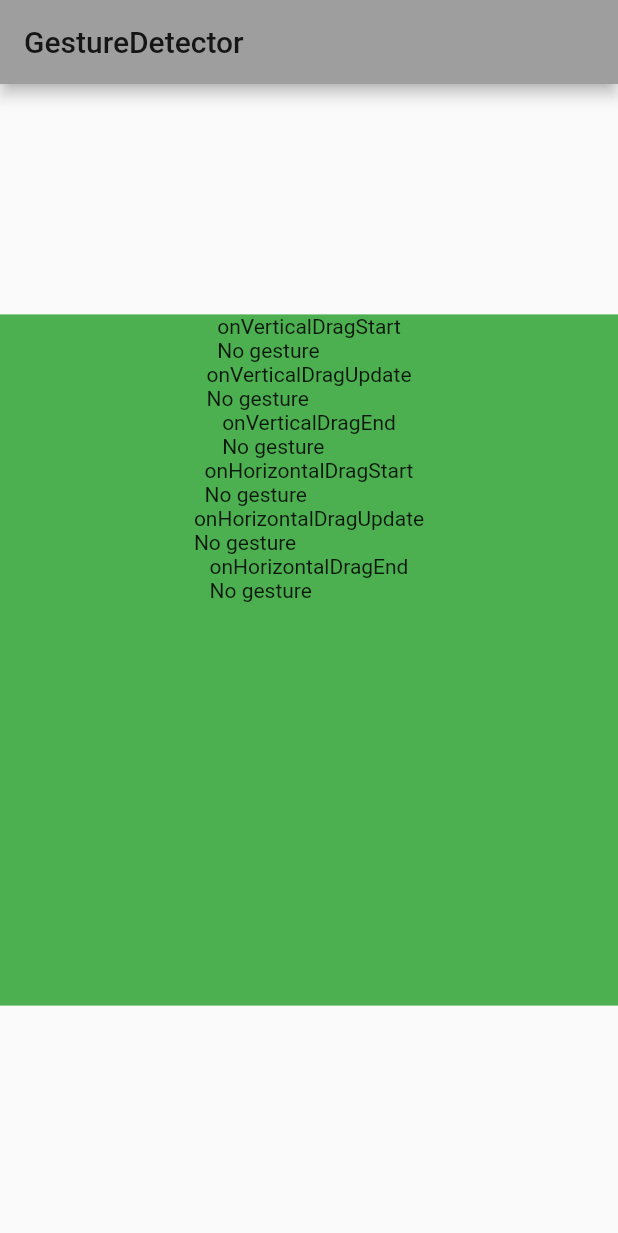
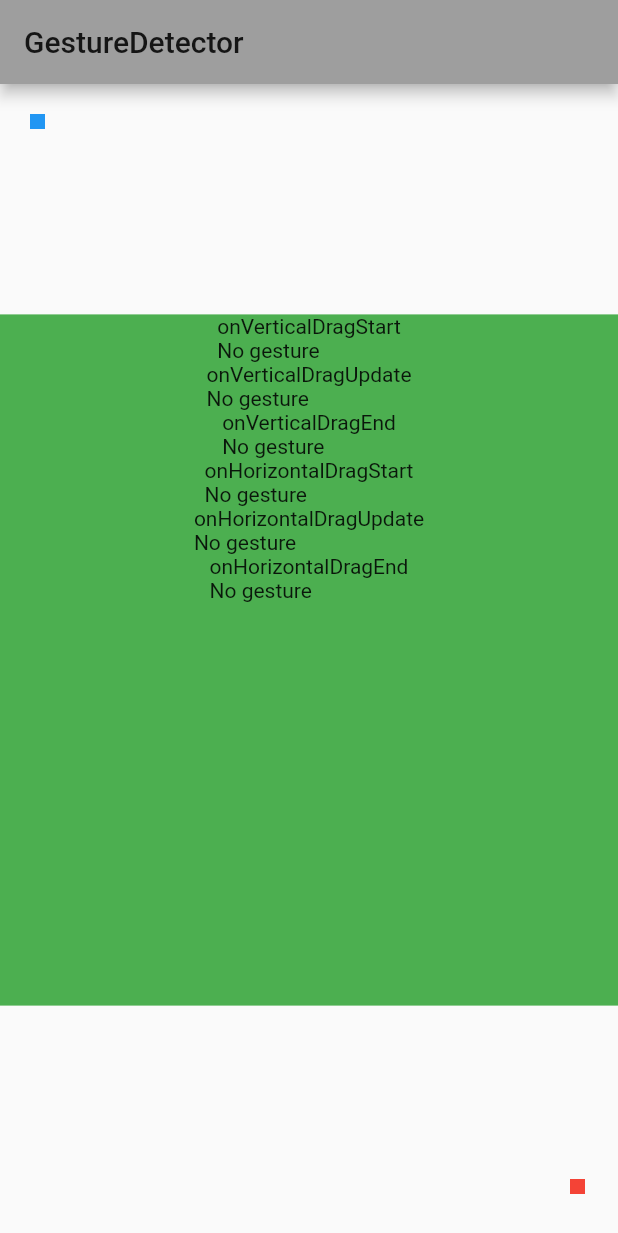
Before and after one commit to linnefromice/flutter_heart_app_01, a Flutter app: the screen it shows after launch, on a phone screen of 412 x 824 dp. Shown: the top 1233 px of the screen. Run offline on Flutter 3.47's test engine with Material 2 defaults, Android fonts, the phone set to English and light mode, and no system bars; our stand-ins replace flutter_rating_bar.

Commit message:
update gesture_detector_screen - add blocks

```diff
--- a/lib/screens/gesture_detector_screen.dart
+++ b/lib/screens/gesture_detector_screen.dart
@@ -19,7 +19,9 @@ class _GestureDetectorScreenState extends State<GestureDetectorScreen> {
       appBar: AppBar(
         title: Text('GestureDetector'),
       ),
-      body: GestureDetector(
+      body: Stack(
+        children: [
+          GestureDetector(
             onVerticalDragStart: (details) => setState(() => _messageOnVerticalDragStart = "globalPosition:${details.globalPosition}" ),
             onVerticalDragUpdate: (details) => setState(() => _messageOnVerticalDragUpdate = "globalPosition:${details.globalPosition}\ndelta:${details.delta}" ),
             onVerticalDragEnd: (details) => setState(() => _messageOnVerticalDragEnd = "velocity:${details.velocity}" ),
@@ -48,6 +50,22 @@ class _GestureDetectorScreenState extends State<GestureDetectorScreen> {
               ),
             )
           ),
+          Positioned(
+            left: 20,
+            top: 20,
+            width: 10,
+            height: 10,
+            child: Container(color: Colors.blue),
+          ),
+          Positioned(
+            left: 380,
+            top: 730,
+            width: 10,
+            height: 10,
+            child: Container(color: Colors.red),
+          ),
+        ],
+      )
     );
   }
 }
```
Lines whose indentation alone changed are shown as unchanged.
